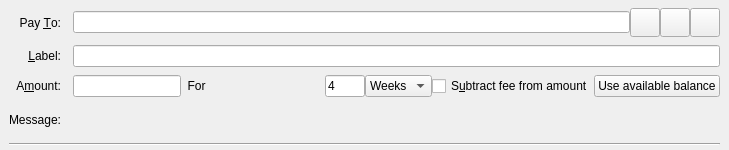
This is src/qt/forms/sendcoinsentry.ui in hardwarewise/SIN-core as Qt 5 draws it before an edit. The edited form follows.
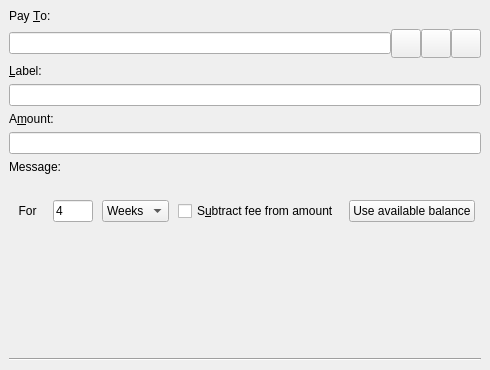
This is the edited form. Icons and pictures are not drawn. Custom widgets are drawn as their Qt base class.

```diff
--- a/src/qt/forms/sendcoinsentry.ui
+++ b/src/qt/forms/sendcoinsentry.ui
@@ -6,10 +6,16 @@
    <rect>
     <x>0</x>
     <y>0</y>
-    <width>729</width>
-    <height>150</height>
+    <width>490</width>
+    <height>370</height>
    </rect>
   </property>
+  <property name="minimumSize">
+   <size>
+    <width>0</width>
+    <height>0</height>
+   </size>
+  </property>
   <property name="focusPolicy">
    <enum>Qt::TabFocus</enum>
   </property>
@@ -23,33 +29,23 @@
    <property name="frameShape">
     <enum>QFrame::NoFrame</enum>
    </property>
-   <layout class="QGridLayout" name="gridLayout">
-    <property name="topMargin">
-     <number>8</number>
-    </property>
-    <property name="bottomMargin">
-     <number>4</number>
-    </property>
-    <property name="horizontalSpacing">
-     <number>12</number>
-    </property>
-    <property name="verticalSpacing">
-     <number>8</number>
-    </property>
-    <item row="0" column="0">
+   <layout class="QVBoxLayout" name="verticalLayout_2">
+    <item>
+     <layout class="QVBoxLayout" name="verticalLayout">
+      <item>
      <widget class="QLabel" name="payToLabel">
       <property name="text">
        <string>Pay &amp;To:</string>
       </property>
       <property name="alignment">
-       <set>Qt::AlignRight|Qt::AlignTrailing|Qt::AlignVCenter</set>
+         <set>Qt::AlignLeading|Qt::AlignLeft|Qt::AlignVCenter</set>
       </property>
       <property name="buddy">
        <cstring>payTo</cstring>
       </property>
      </widget>
     </item>
-    <item row="0" column="1">
+      <item>
      <layout class="QHBoxLayout" name="payToLayout">
       <property name="spacing">
        <number>0</number>
@@ -129,47 +125,72 @@
       </item>
      </layout>
     </item>
-    <item row="1" column="0">
+      <item>
      <widget class="QLabel" name="labellLabel">
       <property name="text">
        <string>&amp;Label:</string>
       </property>
       <property name="alignment">
-       <set>Qt::AlignRight|Qt::AlignTrailing|Qt::AlignVCenter</set>
+         <set>Qt::AlignLeading|Qt::AlignLeft|Qt::AlignVCenter</set>
       </property>
       <property name="buddy">
        <cstring>addAsLabel</cstring>
       </property>
      </widget>
     </item>
-    <item row="1" column="1">
+      <item>
      <widget class="QLineEdit" name="addAsLabel">
       <property name="toolTip">
        <string>Enter a label for this address to add it to the list of used addresses</string>
       </property>
      </widget>
     </item>
-    <item row="2" column="0">
+      <item>
      <widget class="QLabel" name="amountLabel">
       <property name="text">
        <string>A&amp;mount:</string>
       </property>
       <property name="alignment">
-       <set>Qt::AlignRight|Qt::AlignTrailing|Qt::AlignVCenter</set>
+         <set>Qt::AlignLeading|Qt::AlignLeft|Qt::AlignVCenter</set>
       </property>
       <property name="buddy">
        <cstring>payAmount</cstring>
       </property>
      </widget>
     </item>
-    <item row="2" column="1">
-     <layout class="QHBoxLayout" name="horizontalLayoutAmount" stretch="0,1,0">
       <item>
        <widget class="SINAmountField" name="payAmount"/>
-      
-	  </item>
+      </item>
+      <item>
+       <widget class="QLabel" name="messageLabel">
+        <property name="text">
+         <string>Message:</string>
+        </property>
+        <property name="alignment">
+         <set>Qt::AlignLeading|Qt::AlignLeft|Qt::AlignVCenter</set>
+        </property>
+       </widget>
+      </item>
+      <item>
+       <widget class="QLabel" name="messageTextLabel">
+        <property name="toolTip">
+         <string>A message that was attached to the sin: URI which will be stored with the transaction for your reference. Note: This message will not be sent over the SIN network.</string>
+        </property>
+        <property name="textFormat">
+         <enum>Qt::PlainText</enum>
+        </property>
+       </widget>
+      </item>
+      <item>
+       <layout class="QHBoxLayout" name="horizontalLayoutAmount" stretch="0,0,0,0,0">
       <item>
        <widget class="QLabel" name="locklabel">
+          <property name="sizePolicy">
+           <sizepolicy hsizetype="Fixed" vsizetype="Preferred">
+            <horstretch>0</horstretch>
+            <verstretch>0</verstretch>
+           </sizepolicy>
+          </property>
         <property name="text">
          <string>  For  </string>
         </property>
@@ -199,6 +220,12 @@
       </item>
       <item>
        <widget class="QComboBox" name="locklength">
+          <property name="sizePolicy">
+           <sizepolicy hsizetype="Fixed" vsizetype="Fixed">
+            <horstretch>0</horstretch>
+            <verstretch>0</verstretch>
+           </sizepolicy>
+          </property>
         <item>
          <property name="text">
           <string>Weeks</string>
@@ -218,6 +245,12 @@
       </item>
       <item>
        <widget class="QCheckBox" name="checkboxSubtractFeeFromAmount">
+          <property name="sizePolicy">
+           <sizepolicy hsizetype="Fixed" vsizetype="Fixed">
+            <horstretch>0</horstretch>
+            <verstretch>0</verstretch>
+           </sizepolicy>
+          </property>
         <property name="toolTip">
          <string>The fee will be deducted from the amount being sent. The recipient will receive less sins than you enter in the amount field. If multiple recipients are selected, the fee is split equally.</string>
         </property>
@@ -228,6 +261,12 @@
       </item>
       <item>
        <widget class="QPushButton" name="useAvailableBalanceButton">
+          <property name="sizePolicy">
+           <sizepolicy hsizetype="Fixed" vsizetype="Fixed">
+            <horstretch>0</horstretch>
+            <verstretch>0</verstretch>
+           </sizepolicy>
+          </property>
         <property name="text">
          <string>Use available balance</string>
         </property>
@@ -235,27 +274,22 @@
       </item>
      </layout>
     </item>
-    <item row="3" column="0">
-     <widget class="QLabel" name="messageLabel">
-      <property name="text">
-       <string>Message:</string>
-      </property>
-      <property name="alignment">
-       <set>Qt::AlignRight|Qt::AlignTrailing|Qt::AlignVCenter</set>
-      </property>
-     </widget>
-    </item>
-    <item row="3" column="1">
-     <widget class="QLabel" name="messageTextLabel">
-      <property name="toolTip">
-       <string>A message that was attached to the sin: URI which will be stored with the transaction for your reference. Note: This message will not be sent over the SIN network.</string>
-      </property>
-      <property name="textFormat">
-       <enum>Qt::PlainText</enum>
-      </property>
-     </widget>
+      <item>
+       <spacer name="verticalSpacer">
+        <property name="orientation">
+         <enum>Qt::Vertical</enum>
+        </property>
+        <property name="sizeHint" stdset="0">
+         <size>
+          <width>20</width>
+          <height>40</height>
+         </size>
+        </property>
+       </spacer>
+      </item>
+     </layout>
     </item>
-    <item row="4" column="0" colspan="2">
+    <item>
      <widget class="Line" name="line">
       <property name="orientation">
        <enum>Qt::Horizontal</enum>
```
Left out of the diff: 21 changed lines with no effect on the pictures. Lines whose indentation alone changed are shown as unchanged.
